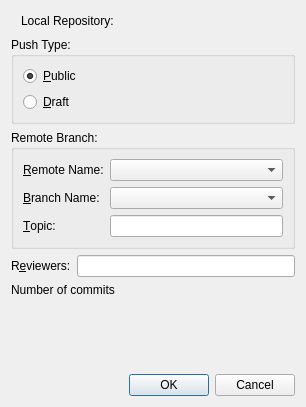
First picture: the form in src/plugins/git/gerrit/gerritpushdialog.ui, repository qt-creator/qt-creator, before the edit.
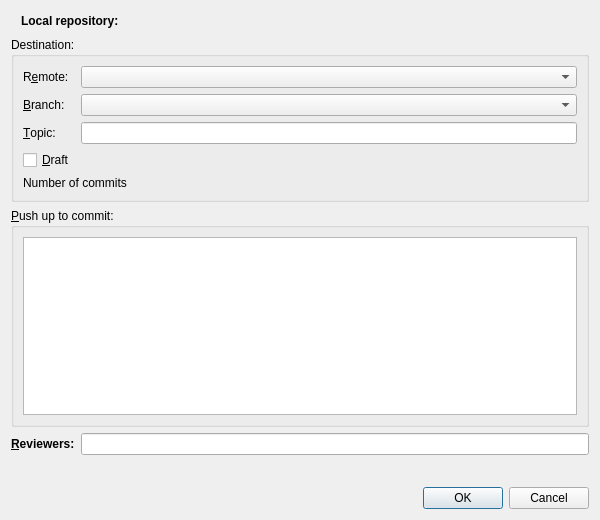
Second picture: the form after the edit. Custom widgets are drawn as their Qt base class.

Commit message: Git: Enable commit selection in Push to Gerrit dialog

```diff
--- a/src/plugins/git/gerrit/gerritpushdialog.ui
+++ b/src/plugins/git/gerrit/gerritpushdialog.ui
@@ -6,8 +6,8 @@
    <rect>
     <x>0</x>
     <y>0</y>
-    <width>306</width>
-    <height>407</height>
+    <width>600</width>
+    <height>520</height>
    </rect>
   </property>
   <property name="windowTitle">
@@ -31,7 +31,7 @@
      <item>
       <widget class="QLabel" name="repositoryLabel">
        <property name="text">
-        <string>Local Repository:</string>
+        <string>&lt;b&gt;Local repository:&lt;/b&gt;</string>
        </property>
       </widget>
      </item>
@@ -40,33 +40,7 @@
    <item>
     <widget class="QGroupBox" name="pushTypeGroupBox">
      <property name="title">
-      <string>Push Type:</string>
-     </property>
-     <layout class="QVBoxLayout" name="verticalLayout_2">
-      <item>
-       <widget class="QRadioButton" name="publicRadioButton">
-        <property name="text">
-         <string>&amp;Public</string>
-        </property>
-        <property name="checked">
-         <bool>true</bool>
-        </property>
-       </widget>
-      </item>
-      <item>
-       <widget class="QRadioButton" name="draftRadioButton">
-        <property name="text">
-         <string>&amp;Draft</string>
-        </property>
-       </widget>
-      </item>
-     </layout>
-    </widget>
-   </item>
-   <item>
-    <widget class="QGroupBox" name="remoteGroupBox">
-     <property name="title">
-      <string>Remote Branch:</string>
+      <string>Destination:</string>
      </property>
      <layout class="QFormLayout" name="formLayout">
       <property name="fieldGrowthPolicy">
@@ -75,7 +49,7 @@
       <item row="1" column="0">
        <widget class="QLabel" name="remoteLabel">
         <property name="text">
-         <string>&amp;Remote Name:</string>
+         <string>R&amp;emote:</string>
         </property>
         <property name="buddy">
          <cstring>remoteComboBox</cstring>
@@ -88,7 +62,7 @@
       <item row="2" column="0">
        <widget class="QLabel" name="branchLabel">
         <property name="text">
-         <string>&amp;Branch Name:</string>
+         <string>&amp;Branch:</string>
         </property>
         <property name="buddy">
          <cstring>branchComboBox</cstring>
@@ -111,6 +85,36 @@
       <item row="3" column="1">
        <widget class="QLineEdit" name="topicLineEdit"/>
       </item>
+      <item row="4" column="0">
+       <widget class="QCheckBox" name="draftCheckBox">
+        <property name="text">
+         <string>&amp;Draft</string>
+        </property>
+       </widget>
+      </item>
+      <item row="5" column="0" colspan="2">
+       <widget class="QLabel" name="infoLabel">
+        <property name="text">
+         <string>Number of commits</string>
+        </property>
+       </widget>
+      </item>
+     </layout>
+    </widget>
+   </item>
+   <item>
+    <widget class="QGroupBox" name="commitGroupBox">
+     <property name="title">
+      <string>&amp;Push up to commit:</string>
+     </property>
+     <layout class="QVBoxLayout" name="commitLayout">
+      <item>
+       <widget class="Git::Internal::LogChangeWidget" name="commitView">
+        <property name="toolTip">
+         <string>Pushes the selected commit and all dependent commits.</string>
+        </property>
+       </widget>
+      </item>
      </layout>
     </widget>
    </item>
@@ -118,8 +122,14 @@
     <layout class="QFormLayout" name="reveiwersLayout">
      <item row="0" column="0">
       <widget class="QLabel" name="reviewersLabel">
+       <property name="font">
+        <font>
+         <weight>75</weight>
+         <bold>true</bold>
+        </font>
+       </property>
        <property name="text">
-        <string>R&amp;eviewers:</string>
+        <string>&amp;Reviewers:</string>
        </property>
        <property name="buddy">
         <cstring>reviewersLineEdit</cstring>
@@ -137,13 +147,6 @@
      </item>
     </layout>
    </item>
-   <item>
-    <widget class="QLabel" name="infoLabel">
-     <property name="text">
-      <string>Number of commits</string>
-     </property>
-    </widget>
-   </item>
    <item>
     <spacer name="verticalSpacer">
      <property name="orientation">
@@ -169,6 +172,13 @@
    </item>
   </layout>
  </widget>
+ <customwidgets>
+  <customwidget>
+   <class>Git::Internal::LogChangeWidget</class>
+   <extends>QTreeView</extends>
+   <header>../logchangedialog.h</header>
+  </customwidget>
+ </customwidgets>
  <resources/>
  <connections>
   <connection>
```
Left out of the diff: 2 changed lines with no effect on the pictures. The commit also changes 4 other files.
